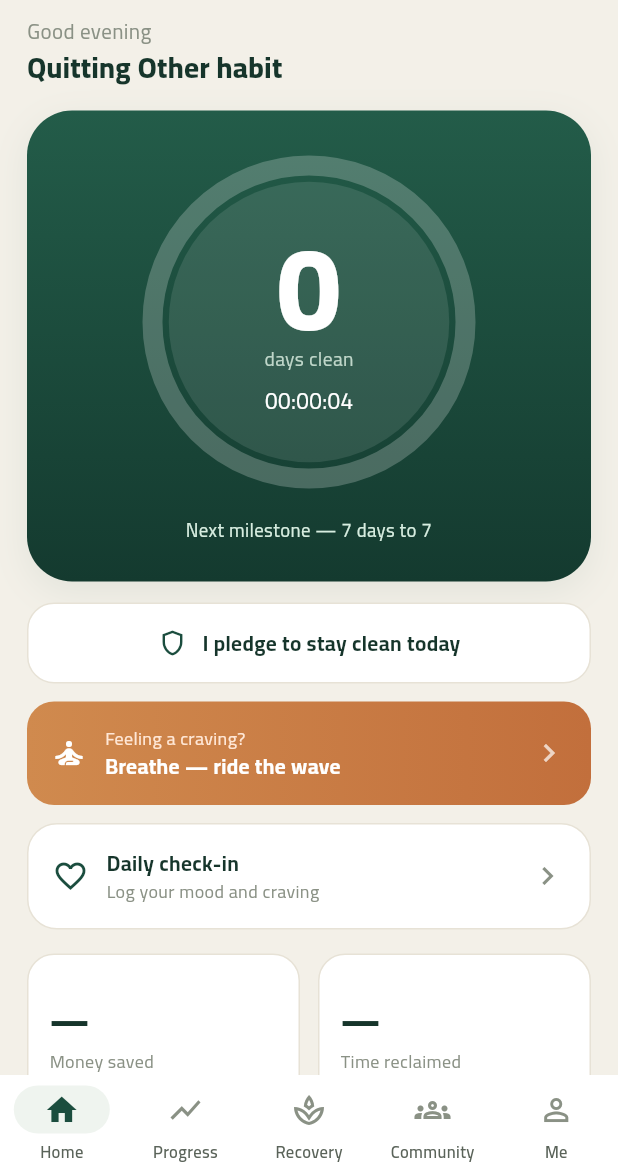
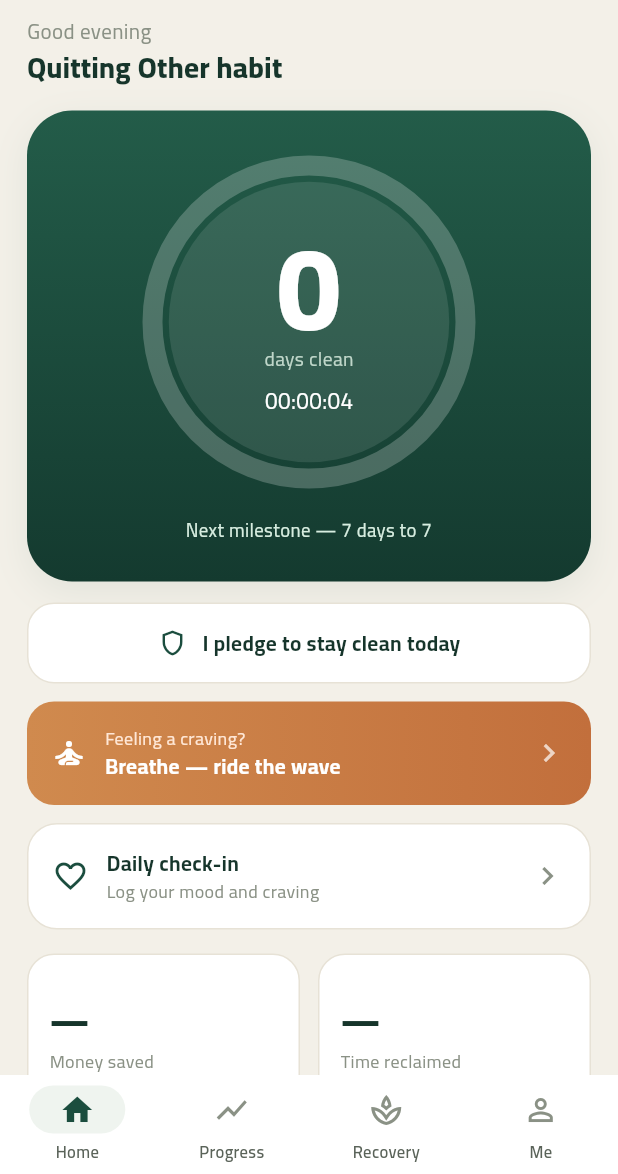
Before and after one commit to xalwalid/sanad, a Flutter app: the RootShell screen opened directly, after a tap on "EN", on a phone screen of 412 x 824 dp, the part 62-1236 px from its top. Run offline on Flutter 3.47's test engine with Material 3 defaults, Android fonts, the phone set to English and light mode, and no system bars; our stand-ins replace share_plus, shared_preferences; missing offline and left inert: gal; accounts and stored records are empty.

Commit message:
v1 store prep: remove Community tab (4-tab nav), iOS photo-permission plist patch, version 1.0.0, bundle id ly.com.sanad

```diff
--- a/app/lib/screens/root_shell.dart
+++ b/app/lib/screens/root_shell.dart
@@ -6,10 +6,9 @@ import '../theme/sanad_theme.dart';
 import 'home_screen.dart';
 import 'progress_screen.dart';
 import 'recovery_screen.dart';
-import 'community_screen.dart';
 import 'me_screen.dart';
 
-/// The 5-tab shell: Home · Progress · Recovery · Community · Me.
+/// The 4-tab shell: Home · Progress · Recovery · Me. (Community lands in Phase 3.)
 class RootShell extends StatefulWidget {
   const RootShell({super.key});
   @override
@@ -26,7 +25,6 @@ class _RootShellState extends State<RootShell> {
       HomeTab(onOpenRecovery: () => setState(() => _index = 2)),
       const ProgressScreen(),
       const RecoveryScreen(),
-      const CommunityScreen(),
       const MeScreen(),
     ];
 
@@ -48,7 +46,6 @@ class _RootShellState extends State<RootShell> {
             _dest(Icons.home_outlined, Icons.home, S.navHome.t(code)),
             _dest(Icons.show_chart_outlined, Icons.show_chart, S.navProgress.t(code)),
             _dest(Icons.spa_outlined, Icons.spa, S.navRecovery.t(code)),
-            _dest(Icons.groups_outlined, Icons.groups, S.navCommunity.t(code)),
             _dest(Icons.person_outline, Icons.person, S.navMe.t(code)),
           ],
         ),
--- a/app/pubspec.yaml
+++ b/app/pubspec.yaml
@@ -1,7 +1,7 @@
 name: sanad
 description: Sanad — an anonymous, offline-first recovery companion. A Rakeeza product.
 publish_to: "none"
-version: 0.1.0+1
+version: 1.0.0+1
 
 environment:
   sdk: ">=3.3.0 <4.0.0"
```
Also changed, not shown: 2 other files.
